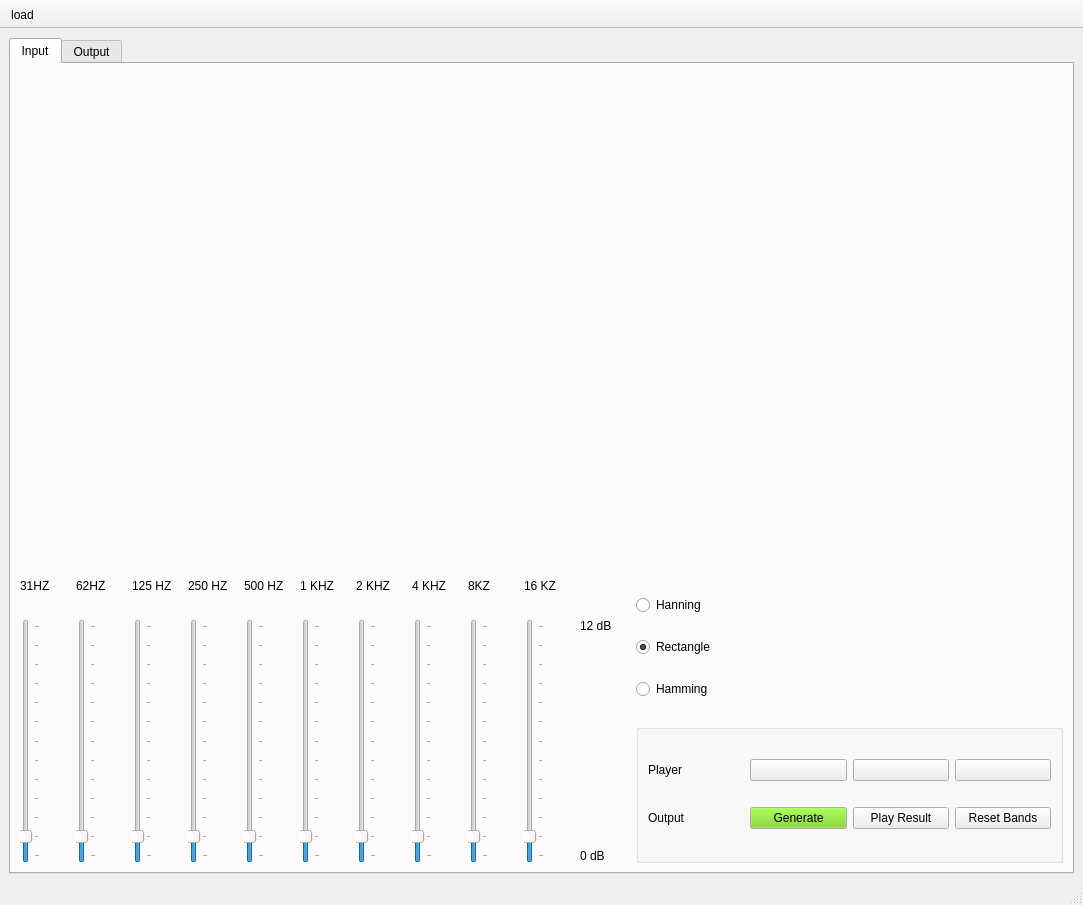
This is Task2/testGUI.ui in Ahmad-Abdalmageed/DSP_tasks- as Qt 5 draws it before an edit. The edited form follows.
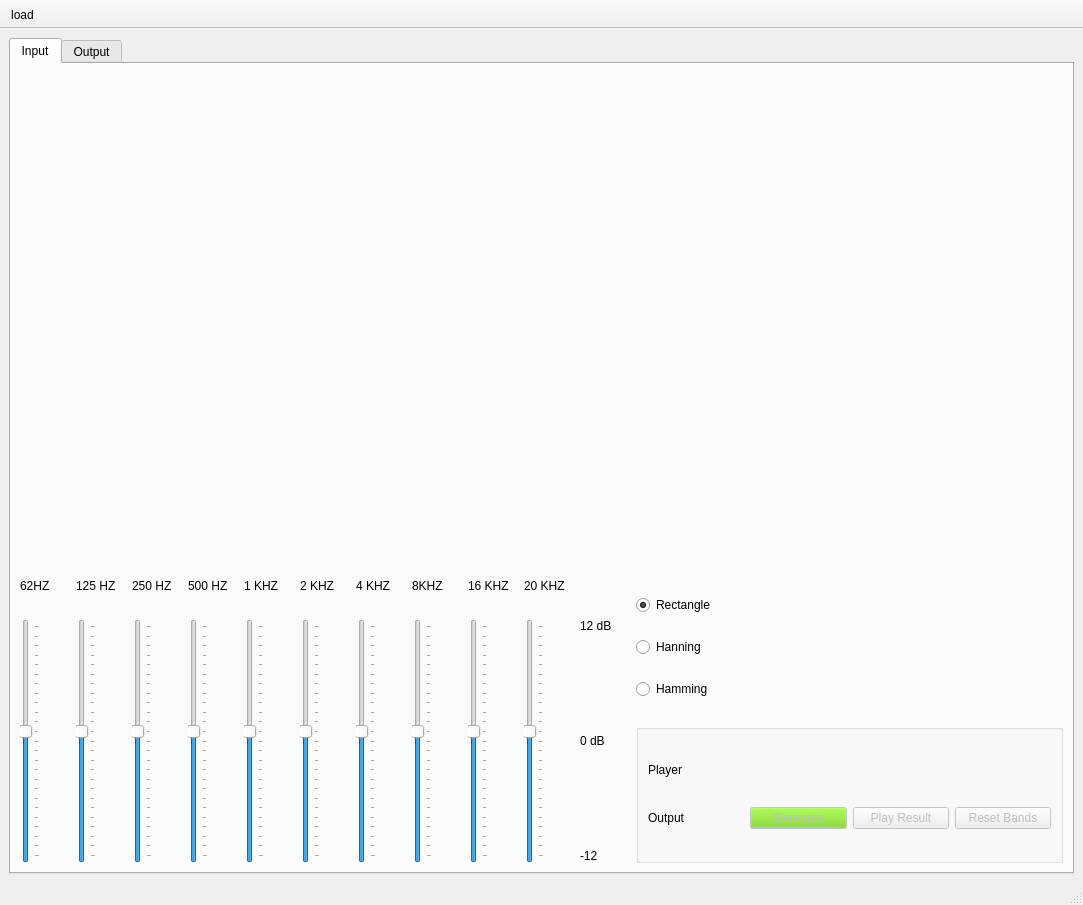
This is the edited form. Icons and pictures are not drawn. Custom widgets are drawn as their Qt base class.

The edit to the form file:
```diff
--- a/Task2/testGUI.ui
+++ b/Task2/testGUI.ui
@@ -59,6 +59,18 @@
       <property name="currentIndex">
        <number>0</number>
       </property>
+      <property name="documentMode">
+       <bool>false</bool>
+      </property>
+      <property name="tabsClosable">
+       <bool>false</bool>
+      </property>
+      <property name="movable">
+       <bool>true</bool>
+      </property>
+      <property name="tabBarAutoHide">
+       <bool>false</bool>
+      </property>
       <widget class="QWidget" name="input">
        <attribute name="title">
         <string>Input</string>
@@ -109,19 +121,6 @@
            <layout class="QHBoxLayout" name="horizontalLayout_3">
             <item>
              <layout class="QVBoxLayout" name="verticalLayout_5">
-              <item>
-               <widget class="QRadioButton" name="hanning">
-                <property name="maximumSize">
-                 <size>
-                  <width>100</width>
-                  <height>16777215</height>
-                 </size>
-                </property>
-                <property name="text">
-                 <string>Hanning</string>
-                </property>
-               </widget>
-              </item>
               <item>
                <widget class="QRadioButton" name="rectangle">
                 <property name="maximumSize">
@@ -138,6 +137,19 @@
                 </property>
                </widget>
               </item>
+              <item>
+               <widget class="QRadioButton" name="hanning">
+                <property name="maximumSize">
+                 <size>
+                  <width>100</width>
+                  <height>16777215</height>
+                 </size>
+                </property>
+                <property name="text">
+                 <string>Hanning</string>
+                </property>
+               </widget>
+              </item>
               <item>
                <widget class="QRadioButton" name="hamming">
                 <property name="maximumSize">
@@ -192,6 +204,9 @@
              </item>
              <item row="2" column="1">
               <widget class="QPushButton" name="generateOutput">
+               <property name="enabled">
+                <bool>false</bool>
+               </property>
                <property name="minimumSize">
                 <size>
                  <width>10</width>
@@ -248,6 +263,9 @@
              </item>
              <item row="0" column="3">
               <widget class="QPushButton" name="stopButton">
+               <property name="enabled">
+                <bool>false</bool>
+               </property>
                <property name="text">
                 <string/>
                </property>
@@ -255,6 +273,9 @@
                 <iconset>
                  <normaloff>Icons/icons8-stop-100.png</normaloff>Icons/icons8-stop-100.png</iconset>
                </property>
+               <property name="flat">
+                <bool>true</bool>
+               </property>
               </widget>
              </item>
              <item row="2" column="0">
@@ -266,6 +287,9 @@
              </item>
              <item row="2" column="2">
               <widget class="QPushButton" name="playResult">
+               <property name="enabled">
+                <bool>false</bool>
+               </property>
                <property name="text">
                 <string>Play Result</string>
                </property>
@@ -277,6 +301,9 @@
              </item>
              <item row="0" column="2">
               <widget class="QPushButton" name="pauseButton">
+               <property name="enabled">
+                <bool>false</bool>
+               </property>
                <property name="text">
                 <string/>
                </property>
@@ -284,10 +311,16 @@
                 <iconset>
                  <normaloff>Icons/icons8-pause-100.png</normaloff>Icons/icons8-pause-100.png</iconset>
                </property>
+               <property name="flat">
+                <bool>true</bool>
+               </property>
               </widget>
              </item>
              <item row="2" column="3">
               <widget class="QPushButton" name="resetBands">
+               <property name="enabled">
+                <bool>false</bool>
+               </property>
                <property name="text">
                 <string>Reset Bands</string>
                </property>
@@ -295,6 +328,9 @@
              </item>
              <item row="0" column="1">
               <widget class="QPushButton" name="playButton">
+               <property name="enabled">
+                <bool>false</bool>
+               </property>
                <property name="text">
                 <string/>
                </property>
@@ -302,6 +338,9 @@
                 <iconset>
                  <normaloff>Icons/icons8-play-100.png</normaloff>Icons/icons8-play-100.png</iconset>
                </property>
+               <property name="flat">
+                <bool>true</bool>
+               </property>
               </widget>
              </item>
             </layout>
@@ -320,7 +359,7 @@
              </size>
             </property>
             <property name="minimum">
-             <number>0</number>
+             <number>-12</number>
             </property>
             <property name="maximum">
              <number>12</number>
@@ -361,7 +400,7 @@
              </size>
             </property>
             <property name="minimum">
-             <number>0</number>
+             <number>-12</number>
             </property>
             <property name="maximum">
              <number>12</number>
@@ -395,7 +434,7 @@
              </size>
             </property>
             <property name="minimum">
-             <number>0</number>
+             <number>-12</number>
             </property>
             <property name="maximum">
              <number>12</number>
@@ -426,7 +465,7 @@
              </size>
             </property>
             <property name="minimum">
-             <number>0</number>
+             <number>-12</number>
             </property>
             <property name="maximum">
              <number>12</number>
@@ -460,7 +499,7 @@
              </size>
             </property>
             <property name="minimum">
-             <number>0</number>
+             <number>-12</number>
             </property>
             <property name="maximum">
              <number>12</number>
@@ -494,7 +533,7 @@
              </size>
             </property>
             <property name="minimum">
-             <number>0</number>
+             <number>-12</number>
             </property>
             <property name="maximum">
              <number>12</number>
@@ -528,7 +567,7 @@
              </size>
             </property>
             <property name="minimum">
-             <number>0</number>
+             <number>-12</number>
             </property>
             <property name="maximum">
              <number>12</number>
@@ -562,7 +601,7 @@
              </size>
             </property>
             <property name="minimum">
-             <number>0</number>
+             <number>-12</number>
             </property>
             <property name="maximum">
              <number>12</number>
@@ -587,13 +626,6 @@
             </property>
            </widget>
           </item>
-          <item row="0" column="2">
-           <widget class="QLabel" name="label_6">
-            <property name="text">
-             <string>125 HZ</string>
-            </property>
-           </widget>
-          </item>
           <item row="2" column="9">
            <widget class="mySlider" name="verticalSlider_10">
             <property name="minimumSize">
@@ -603,7 +635,7 @@
              </size>
             </property>
             <property name="minimum">
-             <number>0</number>
+             <number>-12</number>
             </property>
             <property name="maximum">
              <number>12</number>
@@ -651,12 +683,32 @@
              </spacer>
             </item>
             <item>
-             <widget class="QLabel" name="label_15">
+             <widget class="QLabel" name="label_5">
               <property name="text">
                <string>0 dB</string>
               </property>
              </widget>
             </item>
+            <item>
+             <spacer name="verticalSpacer_3">
+              <property name="orientation">
+               <enum>Qt::Vertical</enum>
+              </property>
+              <property name="sizeHint" stdset="0">
+               <size>
+                <width>20</width>
+                <height>40</height>
+               </size>
+              </property>
+             </spacer>
+            </item>
+            <item>
+             <widget class="QLabel" name="label_15">
+              <property name="text">
+               <string>-12</string>
+              </property>
+             </widget>
+            </item>
            </layout>
           </item>
           <item row="1" column="0">
@@ -691,13 +743,6 @@
             </property>
            </spacer>
           </item>
-          <item row="0" column="9">
-           <widget class="QLabel" name="label_13">
-            <property name="text">
-             <string>16 KZ</string>
-            </property>
-           </widget>
-          </item>
           <item row="1" column="1">
            <spacer name="horizontalSpacer_2">
             <property name="orientation">
@@ -739,7 +784,7 @@
              </size>
             </property>
             <property name="minimum">
-             <number>0</number>
+             <number>-12</number>
             </property>
             <property name="maximum">
              <number>12</number>
@@ -764,41 +809,6 @@
             </property>
            </widget>
           </item>
-          <item row="0" column="3">
-           <widget class="QLabel" name="label_7">
-            <property name="text">
-             <string>250 HZ</string>
-            </property>
-           </widget>
-          </item>
-          <item row="0" column="4">
-           <widget class="QLabel" name="label_8">
-            <property name="text">
-             <string>500 HZ</string>
-            </property>
-           </widget>
-          </item>
-          <item row="0" column="7">
-           <widget class="QLabel" name="label_11">
-            <property name="text">
-             <string>4 KHZ</string>
-            </property>
-           </widget>
-          </item>
-          <item row="0" column="0">
-           <widget class="QLabel" name="label_5">
-            <property name="text">
-             <string>31HZ</string>
-            </property>
-           </widget>
-          </item>
-          <item row="0" column="6">
-           <widget class="QLabel" name="label_10">
-            <property name="text">
-             <string>2 KHZ</string>
-            </property>
-           </widget>
-          </item>
           <item row="1" column="4">
            <spacer name="horizontalSpacer_5">
             <property name="orientation">
@@ -815,27 +825,6 @@
             </property>
            </spacer>
           </item>
-          <item row="0" column="8">
-           <widget class="QLabel" name="label_12">
-            <property name="text">
-             <string>8KZ</string>
-            </property>
-           </widget>
-          </item>
-          <item row="0" column="5">
-           <widget class="QLabel" name="label_9">
-            <property name="text">
-             <string>1 KHZ</string>
-            </property>
-           </widget>
-          </item>
-          <item row="0" column="1">
-           <widget class="QLabel" name="label_4">
-            <property name="text">
-             <string>62HZ</string>
-            </property>
-           </widget>
-          </item>
           <item row="1" column="5">
            <spacer name="horizontalSpacer_6">
             <property name="orientation">
@@ -932,6 +921,76 @@
             </property>
            </spacer>
           </item>
+          <item row="0" column="0">
+           <widget class="QLabel" name="label_4">
+            <property name="text">
+             <string>62HZ</string>
+            </property>
+           </widget>
+          </item>
+          <item row="0" column="1">
+           <widget class="QLabel" name="label_6">
+            <property name="text">
+             <string>125 HZ</string>
+            </property>
+           </widget>
+          </item>
+          <item row="0" column="2">
+           <widget class="QLabel" name="label_7">
+            <property name="text">
+             <string>250 HZ</string>
+            </property>
+           </widget>
+          </item>
+          <item row="0" column="3">
+           <widget class="QLabel" name="label_8">
+            <property name="text">
+             <string>500 HZ</string>
+            </property>
+           </widget>
+          </item>
+          <item row="0" column="4">
+           <widget class="QLabel" name="label_9">
+            <property name="text">
+             <string>1 KHZ</string>
+            </property>
+           </widget>
+          </item>
+          <item row="0" column="5">
+           <widget class="QLabel" name="label_10">
+            <property name="text">
+             <string>2 KHZ</string>
+            </property>
+           </widget>
+          </item>
+          <item row="0" column="6">
+           <widget class="QLabel" name="label_11">
+            <property name="text">
+             <string>4 KHZ</string>
+            </property>
+           </widget>
+          </item>
+          <item row="0" column="7">
+           <widget class="QLabel" name="label_12">
+            <property name="text">
+             <string>8KHZ</string>
+            </property>
+           </widget>
+          </item>
+          <item row="0" column="8">
+           <widget class="QLabel" name="label_13">
+            <property name="text">
+             <string>16 KHZ</string>
+            </property>
+           </widget>
+          </item>
+          <item row="0" column="9">
+           <widget class="QLabel" name="label">
+            <property name="text">
+             <string>20 KHZ</string>
+            </property>
+           </widget>
+          </item>
          </layout>
         </item>
        </layout>
```
Left out of the diff: 26 changed lines with no effect on the pictures.
